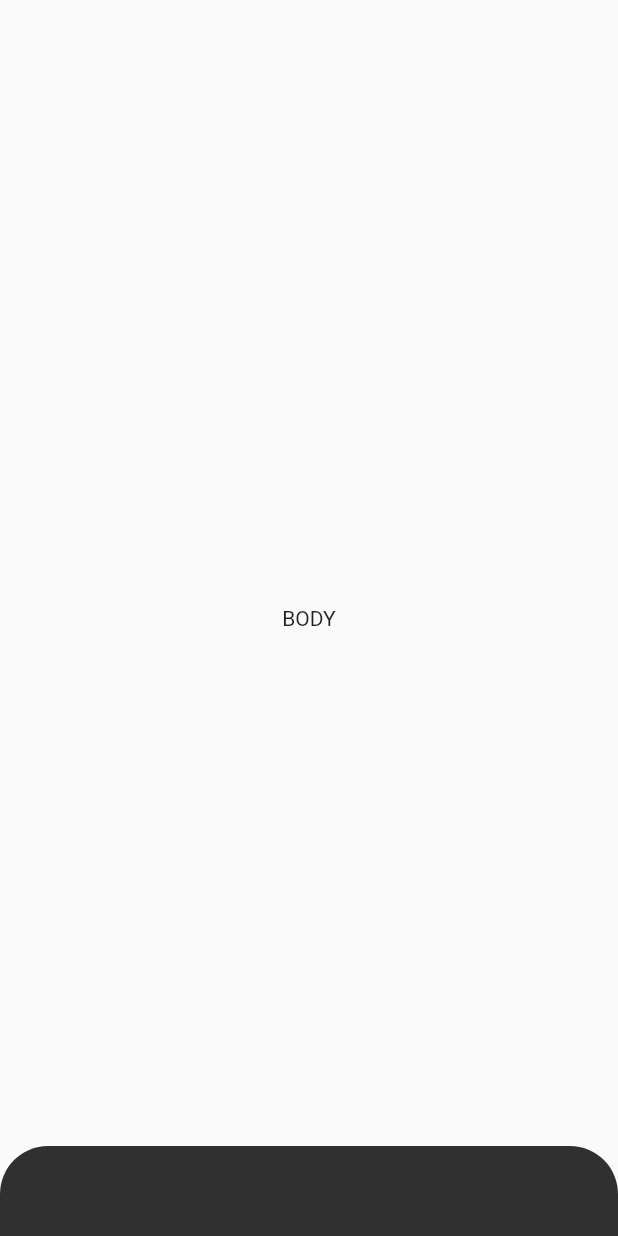
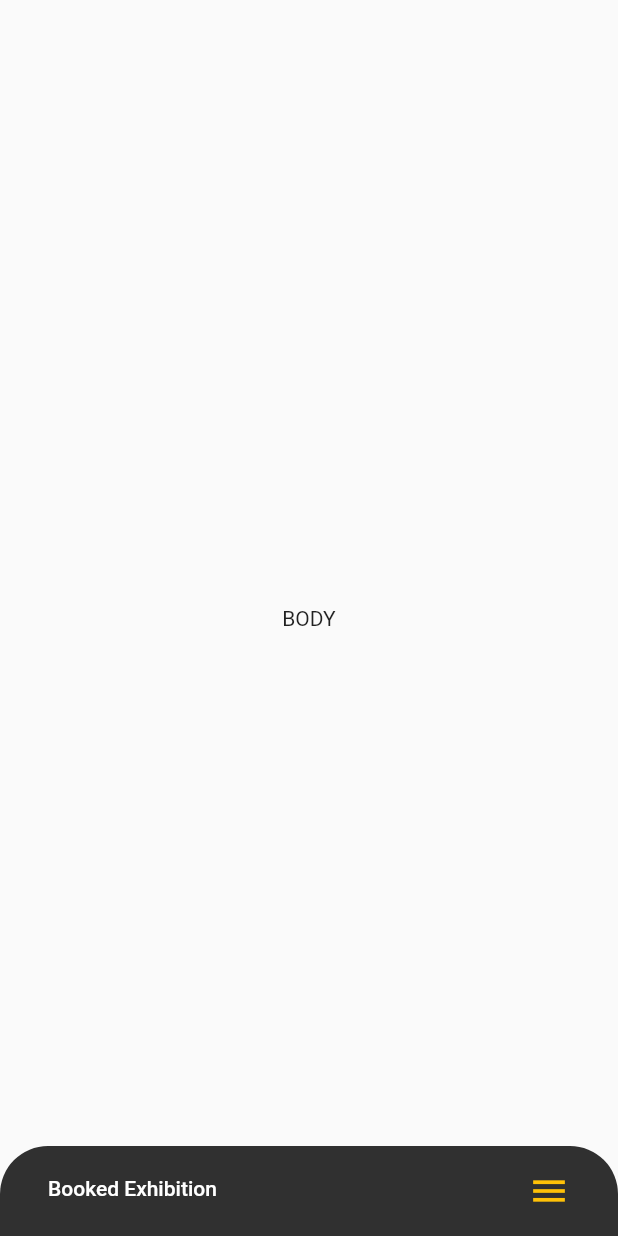
Before and after one commit to GenixPL/flutter-workshop, a Flutter app: the TicketsV screen opened by its route, on a phone screen of 412 x 824 dp. Run offline on Flutter 3.47's test engine with Material 2 defaults, Android fonts, the phone set to English and light mode, and no system bars; our stand-ins replace get_it.

Commit message:
Add menu 'button' and sheet header.

```diff
--- a/lib/ui/tickets/bottom_bart.dart
+++ b/lib/ui/tickets/bottom_bart.dart
@@ -3,6 +3,10 @@ import 'dart:math' as math;
 
 import 'package:flutter/material.dart';
 import 'package:flutter/services.dart';
+import 'package:workshop/ui/tickets/menu_button.dart';
+import 'package:workshop/ui/tickets/sheet_header.dart';
+
+const double minHeight = 60;
 
 class BottomBar extends StatefulWidget {
   @override
@@ -13,13 +17,16 @@ class _BottomBarState extends State<BottomBar>
     with SingleTickerProviderStateMixin {
   AnimationController _anim;
 
-  double minHeight = 60;
   double get maxHeight => MediaQuery.of(context).size.height;
 
   Duration durtaion = Duration(milliseconds: 600);
 
   // similar to Tween - changes value depending on animation's value
   double lerp(double min, double max) => lerpDouble(min, max, _anim.value);
+
+  double get headerFontSize => lerp(14, 24);
+  double get headerTopMargin =>
+      lerp(20, 20 + MediaQuery.of(context).padding.top);
 
   @override
   void initState() {
@@ -72,7 +79,20 @@ class _BottomBarState extends State<BottomBar>
           color: Colors.grey[850],
           borderRadius: BorderRadius.vertical(top: Radius.circular(32)),
         ),
+        child: _buildContainerContent(),
       ),
+    );
+  }
+
+  Widget _buildContainerContent() {
+    return Stack(
+      children: <Widget>[
+        SheetHeader(
+          fontSize: headerFontSize,
+          topMargin: headerTopMargin,
+        ),
+        MenuButton(),
+      ],
     );
   }
 
--- /dev/null
+++ b/lib/ui/tickets/menu_button.dart
@@ -0,0 +1,21 @@
+import 'package:flutter/material.dart';
+import 'package:workshop/ui/tickets/bottom_bart.dart';
+
+class MenuButton extends StatelessWidget {
+  final double size = 28;
+
+  @override
+  Widget build(BuildContext context) {
+    var bottomPadding = (minHeight - size) / 2;
+
+    return Positioned(
+      right: 0,
+      bottom: bottomPadding,
+      child: Icon(
+        Icons.menu,
+        color: Colors.amber,
+        size: size,
+      ),
+    );
+  }
+}
--- /dev/null
+++ b/lib/ui/tickets/sheet_header.dart
@@ -0,0 +1,26 @@
+import 'package:flutter/material.dart';
+
+class SheetHeader extends StatelessWidget {
+  final double fontSize;
+  final double topMargin;
+
+  const SheetHeader({
+    @required this.fontSize,
+    @required this.topMargin,
+  });
+
+  @override
+  Widget build(BuildContext context) {
+    return Positioned(
+      top: topMargin,
+      child: Text(
+        'Booked Exhibition',
+        style: TextStyle(
+          color: Colors.white,
+          fontSize: fontSize,
+          fontWeight: FontWeight.w500,
+        ),
+      ),
+    );
+  }
+}
```
